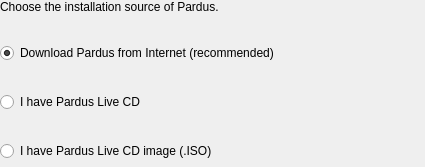
Qt form playground/gsoc/PaW/src/gui/widgetSource.ui (pars-linux/uludag) before a commit.
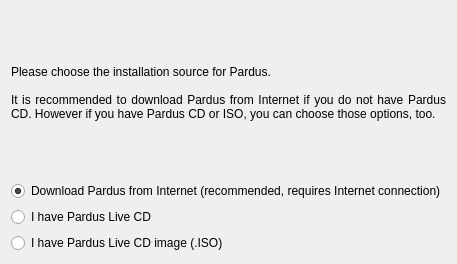
The same form after that commit.

```diff
--- a/playground/gsoc/PaW/src/gui/widgetSource.ui
+++ b/playground/gsoc/PaW/src/gui/widgetSource.ui
@@ -6,70 +6,45 @@
    <rect>
     <x>0</x>
     <y>0</y>
-    <width>425</width>
-    <height>167</height>
+    <width>456</width>
+    <height>264</height>
    </rect>
   </property>
   <property name="windowTitle">
    <string/>
   </property>
-  <widget class="QWidget" name="verticalLayoutWidget">
-   <property name="geometry">
-    <rect>
-     <x>0</x>
-     <y>0</y>
-     <width>421</width>
-     <height>161</height>
-    </rect>
-   </property>
-   <layout class="QVBoxLayout" name="verticalLayout">
-    <item>
+  <layout class="QGridLayout" name="gridLayout_2">
+   <item row="0" column="0">
+    <layout class="QGridLayout" name="gridLayout">
+     <item row="0" column="0">
      <widget class="QLabel" name="label">
       <property name="text">
-       <string>Choose the installation source of Pardus. </string>
+        <string>Please choose the installation source for Pardus.
+
+It is recommended to download Pardus from Internet if you do not have Pardus CD. However if you have Pardus CD or ISO, you can choose those options, too.</string>
+       </property>
+       <property name="alignment">
+        <set>Qt::AlignJustify|Qt::AlignVCenter</set>
+       </property>
+       <property name="wordWrap">
+        <bool>true</bool>
       </property>
      </widget>
     </item>
-    <item>
+     <item row="1" column="0">
      <layout class="QHBoxLayout" name="horizontalLayout">
       <item>
        <layout class="QVBoxLayout" name="verticalLayout_2">
-        <item>
-         <spacer name="verticalSpacer_3">
-          <property name="orientation">
-           <enum>Qt::Vertical</enum>
-          </property>
-          <property name="sizeHint" stdset="0">
-           <size>
-            <width>20</width>
-            <height>40</height>
-           </size>
-          </property>
-         </spacer>
-        </item>
         <item>
          <widget class="QRadioButton" name="optInternet">
           <property name="text">
-           <string>Download Pardus from Internet (recommended)</string>
+            <string>Download Pardus from Internet (recommended, requires Internet connection)</string>
           </property>
           <property name="checked">
            <bool>true</bool>
           </property>
          </widget>
         </item>
-        <item>
-         <spacer name="verticalSpacer">
-          <property name="orientation">
-           <enum>Qt::Vertical</enum>
-          </property>
-          <property name="sizeHint" stdset="0">
-           <size>
-            <width>20</width>
-            <height>40</height>
-           </size>
-          </property>
-         </spacer>
-        </item>
         <item>
          <widget class="QRadioButton" name="optCD">
           <property name="text">
@@ -77,19 +52,6 @@
           </property>
          </widget>
         </item>
-        <item>
-         <spacer name="verticalSpacer_2">
-          <property name="orientation">
-           <enum>Qt::Vertical</enum>
-          </property>
-          <property name="sizeHint" stdset="0">
-           <size>
-            <width>20</width>
-            <height>40</height>
-           </size>
-          </property>
-         </spacer>
-        </item>
         <item>
          <widget class="QRadioButton" name="optISO">
           <property name="text">
@@ -102,7 +64,8 @@
      </layout>
     </item>
    </layout>
-  </widget>
+   </item>
+  </layout>
  </widget>
  <resources/>
  <connections/>
```
Lines whose indentation alone changed are shown as unchanged.
